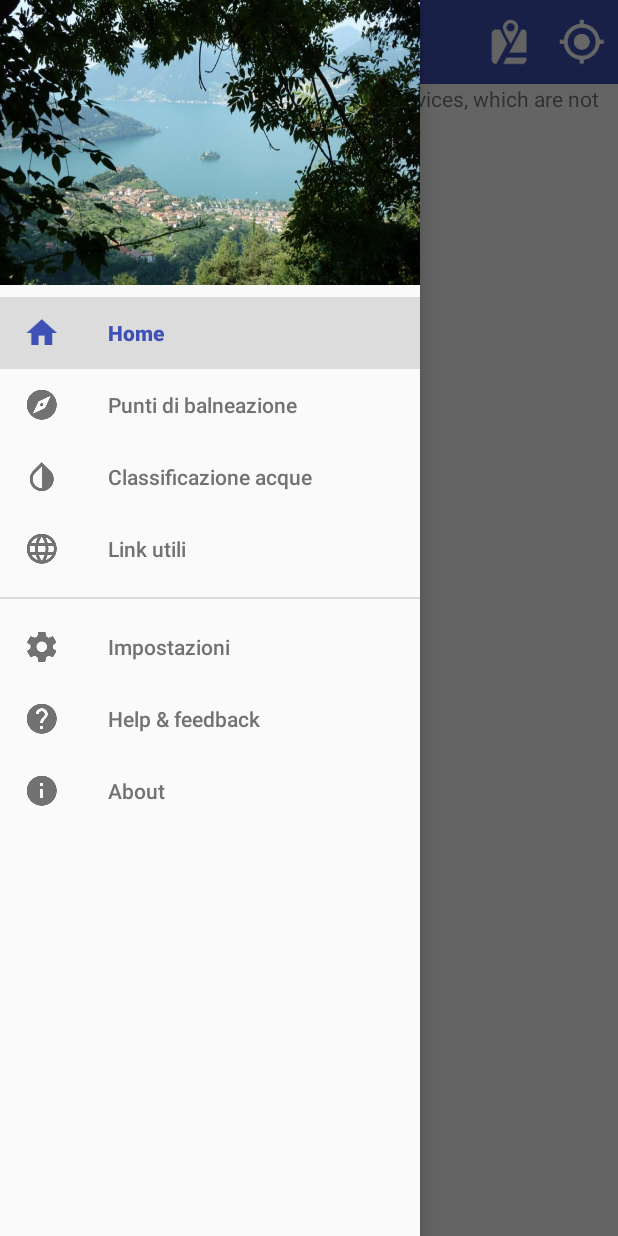
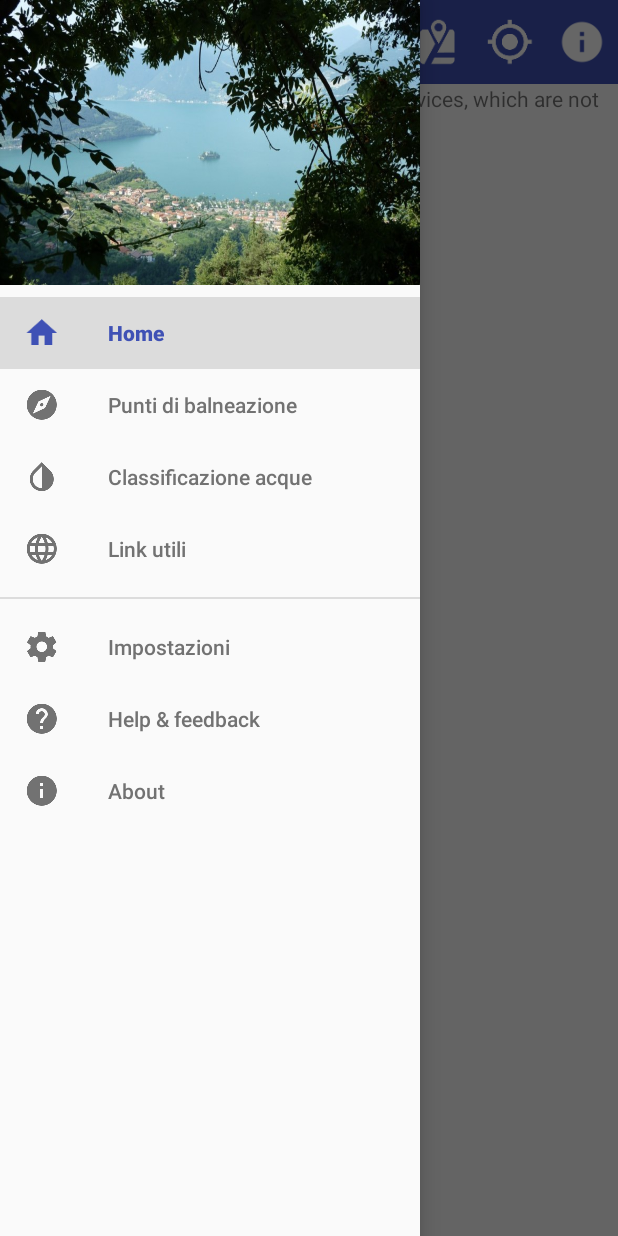
Before and after one commit to Ins90/LagoIseo, an Android app: the screen it shows after launch (MainActivity), with the side drawer open, on a phone screen of 412 x 824 dp. Run offline under Robolectric (Android 15) with nearby library versions, the phone set to English and light mode, and no system bars; 12 statements that could not run were skipped.

Commit message:
New Icons

```diff
--- a/app/src/main/res/menu/menu_map.xml
+++ b/app/src/main/res/menu/menu_map.xml
@@ -11,4 +11,10 @@
         app:showAsAction="ifRoom|collapseActionView"
         android:orderInCategory="200"/>
 
+    <item android:id="@+id/action_info"
+        android:title="@string/action_terrain"
+        android:icon="@drawable/ic_info_white_36dp"
+        app:showAsAction="ifRoom|collapseActionView"
+        android:orderInCategory="400"/>
+
 </menu>
--- a/app/src/main/res/values/strings.xml
+++ b/app/src/main/res/values/strings.xml
@@ -38,4 +38,9 @@
     <string name="search_hint">Ricerca per Località o Comune ... </string>
     <string name="empty_list">Nessun risultato trovato</string>
 
+    <string name="map_sat">Mappa satellitare</string>
+    <string name="map_str">Mappa stradale</string>
+    <string name="zoom_iseo">Zoom sul lago d Iseo</string>
+
+
 </resources>
```
Also changed, not shown: app/src/main/java/it/inserrafesta/iseomap/fragment/MapFragment.java (+37 -2 lines), app/src/main/res/drawable-hdpi/ic_info_white_36dp.png (added), app/src/main/res/drawable-mdpi/ic_info_white_36dp.png (added), app/src/main/res/drawable-xhdpi/ic_info_white_36dp.png (added), app/src/main/res/drawable-xxhdpi/ic_info_white_36dp.png (added), app/src/main/res/drawable-xxxhdpi/ic_info_white_36dp.png (added), app/src/main/res/mipmap-hdpi/ic_icon.png (added), app/src/main/res/mipmap-mdpi/ic_icon.png (added), app/src/main/res/mipmap-xhdpi/ic_icon.png (added), app/src/main/res/mipmap-xxhdpi/ic_icon.png (added), app/src/main/res/mipmap-xxxhdpi/ic_icon.png (added).
